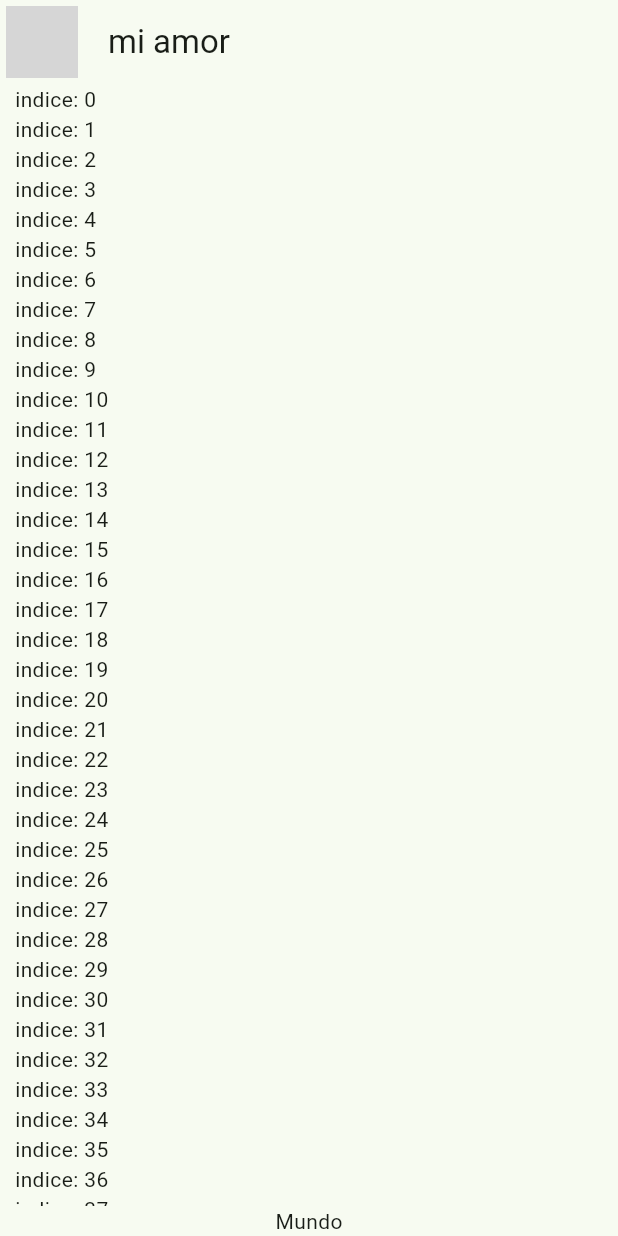
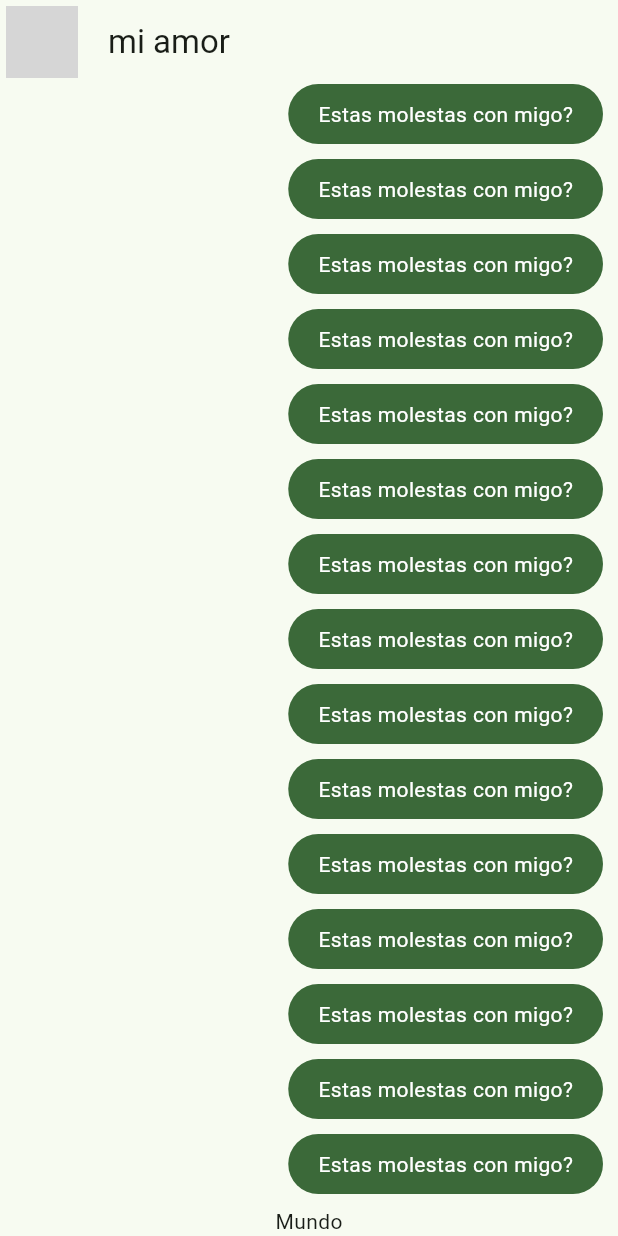
Before and after one commit to neryad/yes_no_app, a Flutter app: the screen it shows after launch, on a phone screen of 412 x 824 dp. Run offline on Flutter 3.47's test engine with Material 2 defaults, Android fonts, the phone set to English and light mode, and no system bars; network calls fail; grey boxes are pictures that could not be loaded.

Commit message:
my owm msg widget

```diff
--- a/lib/main.dart
+++ b/lib/main.dart
@@ -1,6 +1,8 @@
 import 'package:flutter/material.dart';
 import 'package:yes_no_app/config/theme/app_theme.dart';
-import 'package:yes_no_app/presentation/chat/chat_screen.dart';
+
+import 'presentation/screens/chat/chat_screen.dart';
+// import 'package:yes_no_app/presentation/screens/chat/chat_screen.dart';
 
 void main() => runApp(const MyApp());
 
--- a/lib/presentation/chat/chat_screen.dart
+++ b/lib/presentation/screens/chat/chat_screen.dart
@@ -1,4 +1,5 @@
 import 'package:flutter/material.dart';
+import 'package:yes_no_app/presentation/widgets/chat/my_msg_bubble.dart';
 
 class ChatScreen extends StatelessWidget {
   const ChatScreen({super.key});
@@ -35,9 +36,9 @@ class _ChatView extends StatelessWidget {
               child: ListView.builder(
                   itemCount: 100,
                   itemBuilder: (context, index) {
-                    return Text('indice: $index');
+                    return MyMessageBubble();
                   })),
-          Text('Mundo')
+          const Text('Mundo')
         ],
       ),
     ));
--- /dev/null
+++ b/lib/presentation/widgets/chat/my_msg_bubble.dart
@@ -0,0 +1,29 @@
+import 'package:flutter/material.dart';
+
+class MyMessageBubble extends StatelessWidget {
+  const MyMessageBubble({super.key});
+
+  @override
+  Widget build(BuildContext context) {
+    final colors = Theme.of(context).colorScheme;
+    return Column(
+      crossAxisAlignment: CrossAxisAlignment.end,
+      children: [
+        Container(
+          decoration: BoxDecoration(
+              color: colors.primary, borderRadius: BorderRadius.circular(20)),
+          child: const Padding(
+            padding: EdgeInsets.symmetric(horizontal: 20, vertical: 10),
+            child: Text(
+              'Estas molestas con migo?',
+              style: TextStyle(color: Colors.white),
+            ),
+          ),
+        ),
+        const SizedBox(
+          height: 10,
+        )
+      ],
+    );
+  }
+}
```
